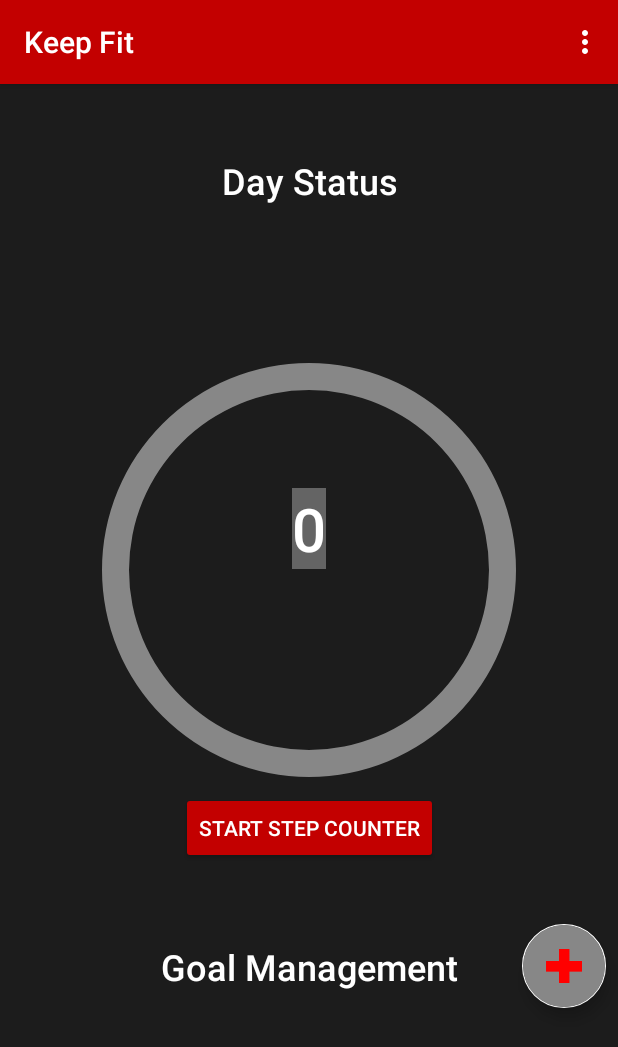
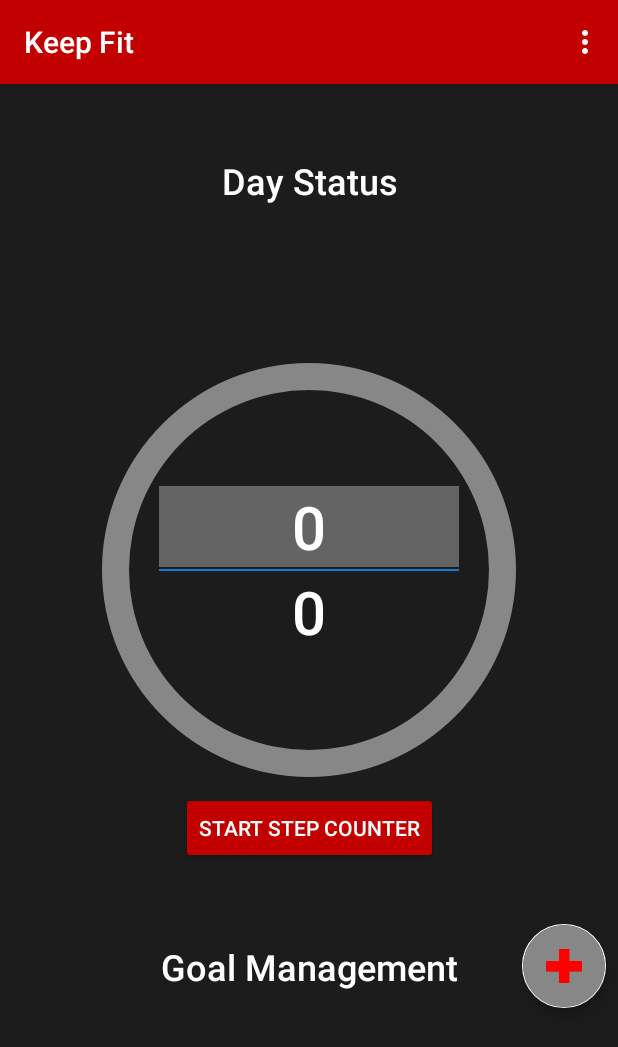
Before and after one commit to EanCo26/CotterIain_KeepFitApp, an Android app: the screen it shows after launch (MainActivity), on a phone screen of 412 x 824 dp. Shown: the top 1047 px of the screen. Run offline under Robolectric (Android 15) with nearby library versions, the phone set to English and light mode, and no system bars; our stand-ins replace Room's generated code.

Commit message:
DateSystem
- There is now dedicated class to handle date and return if date is mismatched (not truly singleton yet)
- fixed bug where edit would not disappear when non editable
- inverted list of history to show most recent at top - possibly use SQL query in future on DAO to invert (less computationally heavy)
- changes to EditText width - whenever all number were removed wrapcontent mad view disappear
- added history element to menu - short term to navigate will eventually use different system
-

```diff
--- /dev/null
+++ b/app/src/main/java/me/uos/cotteriain_keepfitapp/General/DateSystem.java
@@ -0,0 +1,33 @@
+package me.uos.cotteriain_keepfitapp.General;
+
+import android.content.Context;
+
+import java.text.SimpleDateFormat;
+import java.util.Calendar;
+import java.util.Date;
+import java.util.concurrent.Executor;
+import java.util.concurrent.Executors;
+
+import me.uos.cotteriain_keepfitapp.R;
+
+public class DateSystem {
+    private static final Object LOCK = new Object();
+    private static DateSystem sInstance;
+    private String current;
+    private String old;
+
+    private SharedData sharedData;
+
+    public DateSystem(String current, String old) {
+        this.current = current;
+        this.old = old;
+    }
+
+    public Boolean datesMatch(){ return current.equals(old); }
+
+    public String getCurrentDate() { return current; }
+    public String getOldDate() { return old; }
+
+    public void setCurrentDate(String current) { this.current = current; }
+    public void setOldDate(String old) { this.old = old; }
+}
--- a/app/src/main/java/me/uos/cotteriain_keepfitapp/MainActivity.java
+++ b/app/src/main/java/me/uos/cotteriain_keepfitapp/MainActivity.java
@@ -9,6 +9,7 @@ import androidx.recyclerview.widget.LinearLayoutManager;
 import androidx.recyclerview.widget.RecyclerView;
 import me.uos.cotteriain_keepfitapp.Database.GoalDatabase;
 import me.uos.cotteriain_keepfitapp.Database.HistoryDatabase;
+import me.uos.cotteriain_keepfitapp.General.DateSystem;
 import me.uos.cotteriain_keepfitapp.General.MyExecutor;
 import me.uos.cotteriain_keepfitapp.General.PopupWindow;
 import me.uos.cotteriain_keepfitapp.General.SharedData;
@@ -59,8 +60,7 @@ public class MainActivity extends AppCompatActivity implements GoalAdapter.GoalC
     private EditText stepsEdit;
     private ProgressBar progressBar;
 
-    private String currentDate;
-    private String oldDate;
+    private DateSystem dateSystem;
 
     @Override
     protected void onCreate(Bundle savedInstanceState) {
@@ -70,30 +70,28 @@ public class MainActivity extends AppCompatActivity implements GoalAdapter.GoalC
         setPersistentData();
         assignActivityElements();
         setRecyclerView();
-
-
-        //todo put date in separate class and make a singleton pattern that can be accessed from any activity
-        Date calendar = Calendar.getInstance().getTime();
-        currentDate = new SimpleDateFormat("dd/MM/yyyy").format(calendar);
-//        sharedData.setString(getString(R.string.activity_date), "no_date");
-        oldDate = sharedData.getString(getString(R.string.activity_date), "no_date");
-
         viewModelSetup();
     }
 
     private void assignActivityElements(){
+        headerText = (TextView) findViewById(R.id.header);
         goalText = (TextView) findViewById(R.id.goal_number);
-        headerText = (TextView) findViewById(R.id.header);
+        stepsEdit = (EditText) findViewById(R.id.steps);
+        steps = sharedData.getInt(getString(R.string.current_steps), 0);
+        stepsEdit.setText(Integer.toString(steps));
+
+        progressBar = (ProgressBar)findViewById(R.id.progress);
+        progressBar.setProgress(0);
 
         FloatingActionButton floatingActionButton = (FloatingActionButton)findViewById(R.id.add_goal);
         floatingActionButton.setOnClickListener(new View.OnClickListener() {
             @Override
             public void onClick(View v) { createGoalPopup(); }
         });
+    }
 
-        stepsEdit = (EditText) findViewById(R.id.steps);
-        steps = sharedData.getInt(getString(R.string.current_steps), 0);
-        stepsEdit.setText(Integer.toString(steps));
+    private void setStepsEdit(){
+        //todo error appeared when number was exceedinly high - (java.lang.NumberFormatException: For input string: "6666000000")
         stepsEdit.addTextChangedListener(new TextWatcher() {
             @Override
             public void beforeTextChanged(CharSequence s, int start, int count, int after) { }
@@ -107,13 +105,12 @@ public class MainActivity extends AppCompatActivity implements GoalAdapter.GoalC
                 changeToSteps(stepsChanged);
             }
         });
-
-        progressBar = (ProgressBar)findViewById(R.id.progress);
-        progressBar.setProgress(0);
     }
 
     private void setPersistentData(){
         sharedData = new SharedData(this.getSharedPreferences(getString(R.string.pref_file_key), Context.MODE_PRIVATE));
+        Date calendar = Calendar.getInstance().getTime();
+        dateSystem = new DateSystem(new SimpleDateFormat("dd/MM/yyyy").format(calendar), sharedData.getString(getString(R.string.activity_date), "no_date"));
         goalDatabase = GoalDatabase.getsInstance(getApplicationContext());
         historyDatabase = HistoryDatabase.getsInstance(getApplicationContext());
     }
@@ -147,7 +144,8 @@ public class MainActivity extends AppCompatActivity implements GoalAdapter.GoalC
                     activeGoal = goalDataList.get(activeGoalIndex);
                 }
 
-                if(currentDate.equals(oldDate)) {
+                if(dateSystem.datesMatch())
+                {
                     setGoalProgressUI();
                 }
                 else{
@@ -155,13 +153,10 @@ public class MainActivity extends AppCompatActivity implements GoalAdapter.GoalC
                     resetActiveGoalData();
                 }
                 id = sharedData.getInt(getString(R.string.current_activity), Integer.MAX_VALUE);
-//                List<GoalData> inverseList = new ArrayList<>();
-//                for(int i = goalDataList.size()-1; i>=0; i--){
-//                    inverseList.add(goalDataList.get(i));
-//                }
-//                goalAdapter.setGoalList(inverseList, id);
                 goalAdapter.setGoalList(goalDataList, id);
                 recyclerView.swapAdapter(goalAdapter, true);
+
+                setStepsEdit();
             }
         });
     }
@@ -186,8 +181,8 @@ public class MainActivity extends AppCompatActivity implements GoalAdapter.GoalC
     }
 
     private void resetActiveGoalData(){
-        oldDate = currentDate;
-        sharedData.setString(getString(R.string.activity_date), currentDate);
+        dateSystem.setOldDate(dateSystem.getCurrentDate());
+        sharedData.setString(getString(R.string.activity_date), dateSystem.getCurrentDate());
         sharedData.setInt(getString(R.string.current_steps), 0);
         sharedData.setInt(getString(R.string.current_activity), Integer.MAX_VALUE);
     }
@@ -198,7 +193,7 @@ public class MainActivity extends AppCompatActivity implements GoalAdapter.GoalC
             steps = sharedData.getInt(getString(R.string.current_steps), 0);
             int goalSteps = activeGoal.getSteps();
             int percent = (steps * 100 / goalSteps <= 100) ? steps * 100 / goalSteps : 100;
-            HistoryData newHistoryData = new HistoryData(oldDate, goalName, steps, goalSteps, percent);
+            HistoryData newHistoryData = new HistoryData(dateSystem.getOldDate(), goalName, steps, goalSteps, percent);
 
             MyExecutor.getInstance().getDiskIO().execute(new Runnable() {
                 @Override
@@ -304,6 +299,9 @@ public class MainActivity extends AppCompatActivity implements GoalAdapter.GoalC
         int inAnim = android.R.anim.slide_in_left;
         int outAnim = android.R.anim.slide_out_right;
         switch(itemID){
+            case R.id.history:
+                intent = new Intent(this, HistoryActivity.class);
+                break;
             case R.id.settings:
                 intent = new Intent(this, SettingsActivity.class);
                 break;
--- a/app/src/main/res/layout/activity_main.xml
+++ b/app/src/main/res/layout/activity_main.xml
@@ -74,16 +74,6 @@
             app:layout_constraintTop_toBottomOf="@id/title"
             tools:text="[GOAL NAME] - [GOAL]%" />
 
-        <ImageView
-            android:id="@+id/divider"
-            android:layout_width="0dp"
-            android:layout_height="1dp"
-            android:background="@color/white"
-            app:layout_constraintEnd_toEndOf="@id/goal_number"
-            app:layout_constraintStart_toStartOf="@id/goal_number"
-            app:layout_constraintTop_toTopOf="@+id/progress"
-            app:layout_constraintBottom_toBottomOf="@+id/progress" />
-
         <ProgressBar
             android:id="@+id/progress"
             android:layout_width="360dp"
@@ -97,20 +87,32 @@
             app:layout_constraintTop_toBottomOf="@id/header"
             tools:progress="65" />
 
+        <ImageView
+            android:id="@+id/divider"
+            android:layout_width="200dp"
+            android:layout_height="1dp"
+            android:background="@color/activity"
+            app:layout_constraintEnd_toEndOf="@id/goal_number"
+            app:layout_constraintStart_toStartOf="@id/goal_number"
+            app:layout_constraintTop_toTopOf="@+id/progress"
+            app:layout_constraintBottom_toBottomOf="@+id/progress" />
+
         <EditText
             android:id="@+id/steps"
-            android:layout_width="wrap_content"
+            style="@style/Text"
+            android:layout_width="0dp"
             android:layout_height="wrap_content"
-            style="@style/Text"
+            android:layout_marginBottom="1dp"
+            android:imeOptions="actionDone"
+            android:inputType="number"
+            android:textSize="40sp"
+            android:textAlignment="center"
             android:background="@color/background_grey"
-            android:textAlignment="center"
-            android:textSize="40sp"
-            android:inputType="number"
-            android:imeOptions="actionDone"
             app:layout_constraintBottom_toTopOf="@+id/divider"
-            app:layout_constraintEnd_toEndOf="@+id/goal_number"
-            app:layout_constraintStart_toStartOf="@+id/goal_number"
-            tools:text="650"/>
+            app:layout_constraintEnd_toEndOf="@+id/divider"
+            app:layout_constraintStart_toStartOf="@+id/divider"
+            android:text="0"
+            tools:text="650" />
 
         <TextView
             android:id="@+id/goal_number"
@@ -123,6 +125,7 @@
             app:layout_constraintEnd_toEndOf="@+id/progress"
             app:layout_constraintStart_toStartOf="@+id/progress"
             app:layout_constraintTop_toBottomOf="@+id/divider"
+            android:text="0"
             tools:text="1000" />
 
         <Button
--- a/app/src/main/res/menu/toolbar.xml
+++ b/app/src/main/res/menu/toolbar.xml
@@ -1,5 +1,9 @@
 <?xml version="1.0" encoding="utf-8"?>
 <menu xmlns:android="http://schemas.android.com/apk/res/android">
+    <item android:id="@+id/history"
+        android:title="@string/history"
+        android:icon="@drawable/history_icon"
+        android:orderInCategory="1" />
     <item android:id="@+id/settings"
         android:title="@string/settings"
         android:icon="@drawable/setting_icon"
```
Also changed, not shown: app/src/main/java/me/uos/cotteriain_keepfitapp/GoalSettings/GoalAdapter.java (+5 -6 lines), app/src/main/java/me/uos/cotteriain_keepfitapp/HistoryActivity.java (+7 -1 lines), app/src/main/res/layout/view_pager.xml (added, +11 -0 lines).
